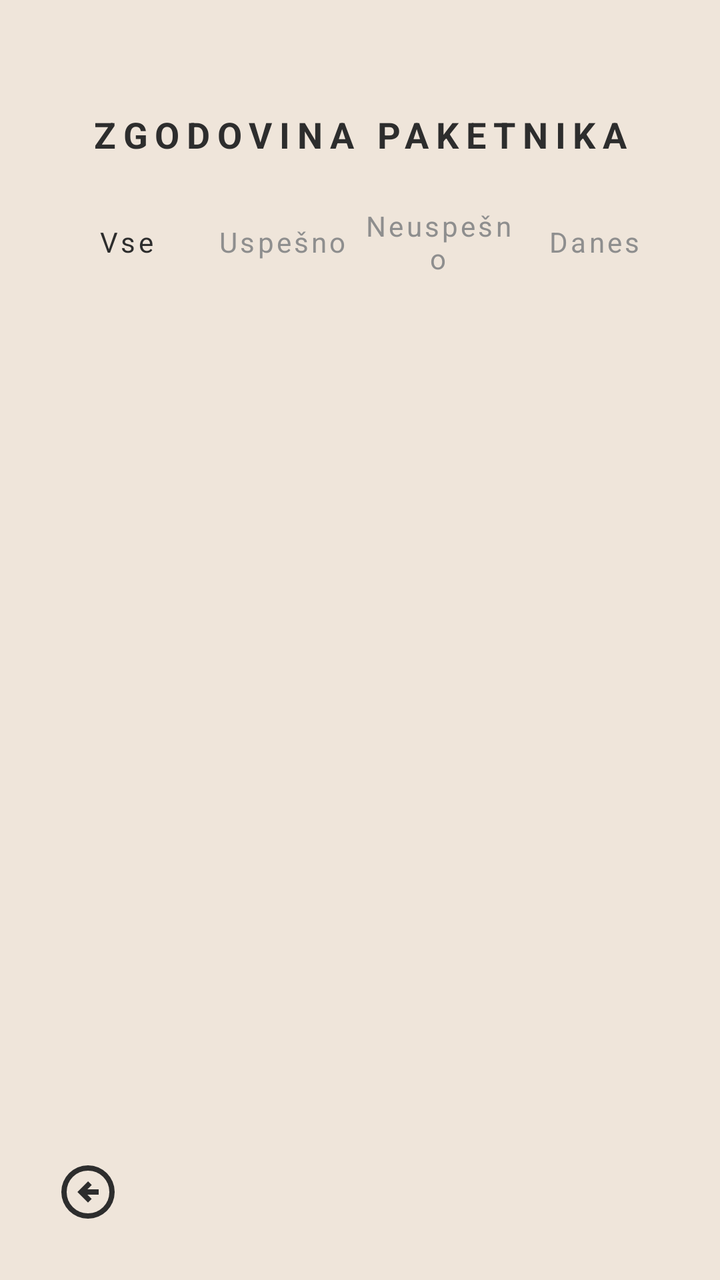
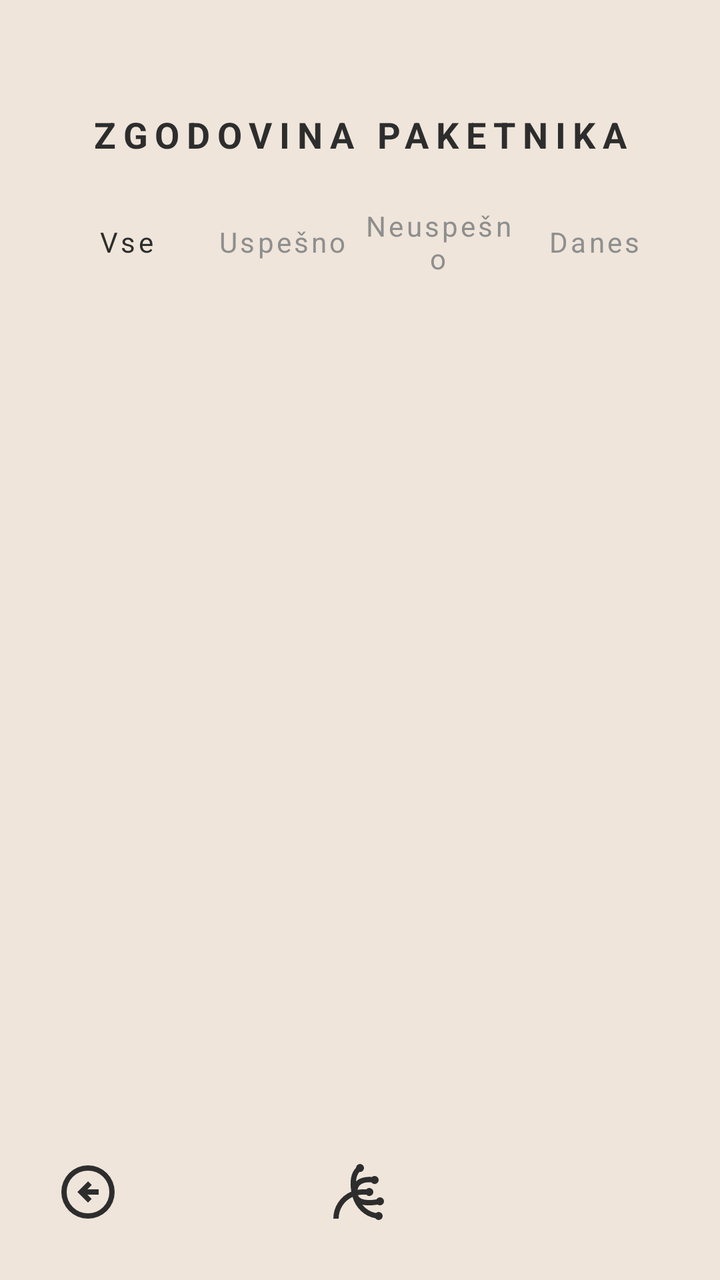

An Android layout rendered at two revisions. The XML below is the earlier revision; the diff shows what the commit changed to produce the second picture.
<!-- AndroidManifest.xml: application theme Theme.PametniPaketnik -->
<!-- res/layout/activity_history.xml -->
<?xml version="1.0" encoding="utf-8"?>
<androidx.constraintlayout.widget.ConstraintLayout xmlns:android="http://schemas.android.com/apk/res/android"
    xmlns:app="http://schemas.android.com/apk/res-auto"
    xmlns:tools="http://schemas.android.com/tools"
    android:id="@+id/main"
    android:layout_width="match_parent"
    android:layout_height="match_parent"
    android:background="@color/background"
    tools:context=".HistoryActivity">

    <LinearLayout
        android:layout_width="match_parent"
        android:layout_height="wrap_content"
        android:orientation="vertical"
        android:background="@color/background"
        android:paddingStart="24dp"
        android:paddingEnd="24dp"
        android:paddingTop="55dp">

        <TextView
            android:text="@string/zgodovina_paketnika"
            android:layout_width="match_parent"
            android:layout_height="wrap_content"
            android:textAlignment="center"
            android:textColor="@color/history_text_primary"
            android:textStyle="bold"
            android:letterSpacing="0.2"
            android:textSize="18sp" />

        <LinearLayout
            android:layout_width="match_parent"
            android:layout_height="wrap_content"
            android:orientation="horizontal"
            android:gravity="center"
            android:layout_marginTop="24dp"
            android:layout_marginBottom="22dp" >

            <TextView
                android:id="@+id/tabVse"
                android:text="@string/vse"
                android:layout_width="0dp"
                android:layout_weight="1"
                android:letterSpacing="0.1"
                android:layout_height="wrap_content"
                android:textColor="@color/history_text_primary"
                android:gravity="center" />

            <TextView
                android:id="@+id/tabUspesno"
                android:text="@string/uspesno"
                android:layout_width="0dp"
                android:layout_weight="1"
                android:letterSpacing="0.1"
                android:layout_height="wrap_content"
                android:textColor="@color/history_text_secondary"
                android:gravity="center" />

            <TextView
                android:id="@+id/tabNeuspesno"
                android:text="@string/neuspesno"
                android:layout_width="0dp"
                android:layout_weight="1"
                android:letterSpacing="0.1"
                android:layout_height="wrap_content"
                android:textColor="@color/history_text_secondary"
                android:gravity="center" />

            <TextView
                android:id="@+id/tabDanes"
                android:text="@string/danes"
                android:layout_width="0dp"
                android:layout_weight="1"
                android:letterSpacing="0.1"
                android:layout_height="wrap_content"
                android:textColor="@color/history_text_secondary"
                android:gravity="center" />
        </LinearLayout>

        <androidx.recyclerview.widget.RecyclerView
            android:id="@+id/recyclerViewHistory"
            android:layout_width="match_parent"
            android:layout_height="match_parent"
            />
    </LinearLayout>
    <ImageButton
        android:id="@+id/btnBack"
        android:layout_width="56dp"
        android:layout_height="56dp"
        android:layout_marginStart="16dp"
        android:layout_marginBottom="16dp"
        android:background="?attr/selectableItemBackgroundBorderless"
        android:contentDescription="@string/nazaj"
        android:padding="12dp"
        android:scaleType="fitCenter"
        android:src="@drawable/ic_back_black"
        app:layout_constraintBottom_toBottomOf="parent"
        app:layout_constraintStart_toStartOf="parent"
        app:tint="@color/history_text_primary" />
</androidx.constraintlayout.widget.ConstraintLayout>
<!-- resources referenced by this layout -->
<resources>
  <color name="background">#EFE5DA</color>
  <color name="history_text_primary">#2D2D2D</color>
  <color name="history_text_secondary">#8E8E8E</color>
  <!-- drawable ic_back_black (drawable) -->
  <vector xmlns:android="http://schemas.android.com/apk/res/android" android:autoMirrored="true" android:height="24dp" android:tint="#000000" android:viewportHeight="960" android:viewportWidth="960" android:width="24dp">
        
      <path android:fillColor="@android:color/white" android:pathData="M480,640L536,584L472,520L640,520L640,440L472,440L536,376L480,320L320,480L480,640ZM480,880Q397,880 324,848.5Q251,817 197,763Q143,709 111.5,636Q80,563 80,480Q80,397 111.5,324Q143,251 197,197Q251,143 324,111.5Q397,80 480,80Q563,80 636,111.5Q709,143 763,197Q817,251 848.5,324Q880,397 880,480Q880,563 848.5,636Q817,709 763,763Q709,817 636,848.5Q563,880 480,880ZM480,800Q614,800 707,707Q800,614 800,480Q800,346 707,253Q614,160 480,160Q346,160 253,253Q160,346 160,480Q160,614 253,707Q346,800 480,800ZM480,480Q480,480 480,480Q480,480 480,480Q480,480 480,480Q480,480 480,480Q480,480 480,480Q480,480 480,480Q480,480 480,480Q480,480 480,480Z"/>
      
  </vector>
  <string name="danes">Danes</string>
  <string name="nazaj">Nazaj</string>
  <string name="neuspesno">Neuspešno</string>
  <string name="uspesno">Uspešno</string>
  <string name="vse">Vse</string>
  <string name="zgodovina_paketnika">ZGODOVINA PAKETNIKA</string>
  <style name="Theme.PametniPaketnik" parent="Base.Theme.PametniPaketnik" />
  <style name="Base.Theme.PametniPaketnik" parent="Theme.MaterialComponents.Light.NoActionBar">
          <item name="colorPrimary">@color/history_text_primary</item>
          <item name="android:statusBarColor">@color/background</item>
          <item name="android:windowLightStatusBar">true</item> </style>
</resources>

<!-- the commit's change to res/layout/activity_history.xml (unified diff, before → after) -->
@@ -82,6 +82,22 @@
             android:layout_height="match_parent"
             />
     </LinearLayout>
+
+    <ImageButton
+        android:id="@+id/btnHome"
+        android:layout_width="56dp"
+        android:layout_height="56dp"
+        android:layout_marginBottom="16dp"
+        android:background="?attr/selectableItemBackgroundBorderless"
+        android:contentDescription="@string/domov"
+        android:padding="12dp"
+        android:scaleType="fitCenter"
+        android:src="@drawable/ic_home_black"
+        app:layout_constraintBottom_toBottomOf="parent"
+        app:layout_constraintStart_toStartOf="parent"
+        app:layout_constraintEnd_toEndOf="parent"
+        app:tint="@color/history_text_primary" />
+
     <ImageButton
         android:id="@+id/btnBack"
         android:layout_width="56dp"
<!-- resource entries referenced after the edit -->
@@ -9,7 +9,14 @@
       <path android:fillColor="@android:color/white" android:pathData="M480,640L536,584L472,520L640,520L640,440L472,440L536,376L480,320L320,480L480,640ZM480,880Q397,880 324,848.5Q251,817 197,763Q143,709 111.5,636Q80,563 80,480Q80,397 111.5,324Q143,251 197,197Q251,143 324,111.5Q397,80 480,80Q563,80 636,111.5Q709,143 763,197Q817,251 848.5,324Q880,397 880,480Q880,563 848.5,636Q817,709 763,763Q709,817 636,848.5Q563,880 480,880ZM480,800Q614,800 707,707Q800,614 800,480Q800,346 707,253Q614,160 480,160Q346,160 253,253Q160,346 160,480Q160,614 253,707Q346,800 480,800ZM480,480Q480,480 480,480Q480,480 480,480Q480,480 480,480Q480,480 480,480Q480,480 480,480Q480,480 480,480Q480,480 480,480Q480,480 480,480Z"/>
       
   </vector>
+  <!-- drawable ic_home_black (drawable) -->
+  <vector xmlns:android="http://schemas.android.com/apk/res/android" android:height="24dp" android:tint="#000000" android:viewportHeight="960" android:viewportWidth="960" android:width="24dp">
+        
+      <path android:fillColor="@android:color/white" android:pathData="M760,900Q745,900 732,893Q719,886 711,874Q590,852 497.5,766Q405,680 368,554Q272,599 216,686.5Q160,774 160,880L80,880Q80,746 153.5,636Q227,526 350,474Q329,359 346.5,266.5Q364,174 420,117Q420,117 420,117Q420,117 420,117Q422,93 439,76.5Q456,60 480,60Q505,60 522.5,77.5Q540,95 540,120Q540,145 522.5,162.5Q505,180 480,180Q478,180 476,180Q474,180 471,179Q449,204 436,240.5Q423,277 419,322Q439,302 465.5,287.5Q492,273 524,265Q554,257 588.5,254.5Q623,252 661,255Q669,247 679,243.5Q689,240 700,240Q725,240 742.5,257.5Q760,275 760,300Q760,325 742.5,342.5Q725,360 700,360Q686,360 672.5,353.5Q659,347 651,335Q618,333 587.5,335.5Q557,338 533,346Q494,359 471.5,384Q449,409 443,448Q471,443 490.5,441.5Q510,440 576,440Q584,430 595.5,425Q607,420 620,420Q645,420 662.5,437.5Q680,455 680,480Q680,505 662.5,522.5Q645,540 620,540Q607,540 595.5,535Q584,530 576,520Q513,520 493,521.5Q473,523 448,528Q461,562 499,580Q537,598 598,600Q627,602 660.5,599Q694,596 728,590Q736,576 750,568Q764,560 780,560Q805,560 822.5,577.5Q840,595 840,620Q840,645 822.5,662.5Q805,680 780,680Q770,680 761.5,677Q753,674 745,668Q711,674 678.5,677.5Q646,681 617,681Q588,681 562,678Q536,675 513,669Q551,718 605.5,751.5Q660,785 720,796Q728,788 738.5,784Q749,780 760,780Q785,780 802.5,797.5Q820,815 820,840Q820,865 802.5,882.5Q785,900 760,900Z"/>
+      
+  </vector>
   <string name="danes">Danes</string>
+  <string name="domov">Domov</string>
   <string name="nazaj">Nazaj</string>
   <string name="neuspesno">Neuspešno</string>
   <string name="uspesno">Uspešno</string>
